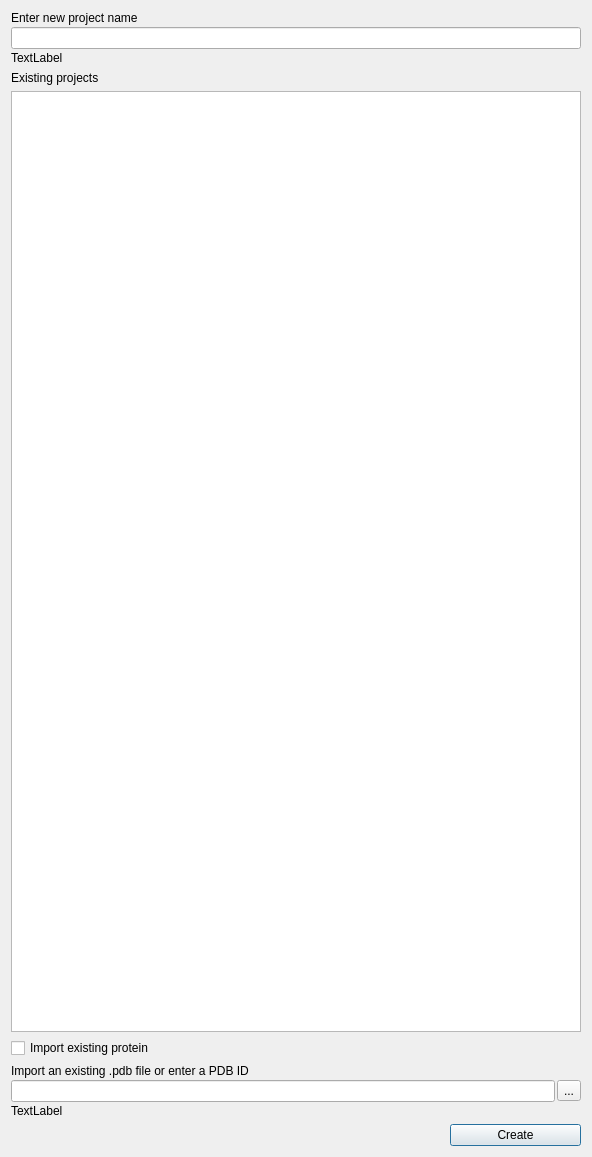
First picture: the form in pyssa/gui/ui/forms/create_project_view.ui, repository urban233/PySSA, before the edit.
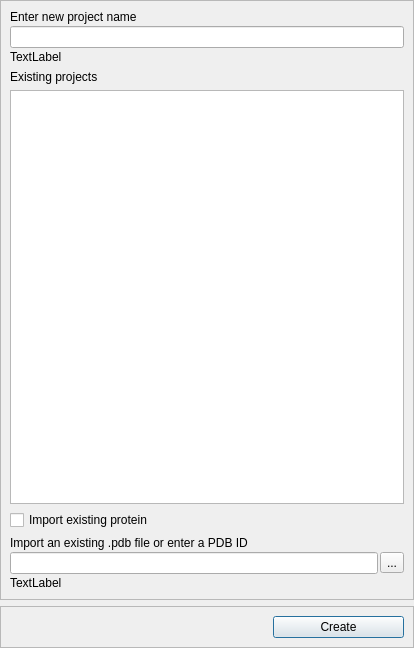
Second picture: the form after the edit.

Commit message: updated the constructor of the Protein class

The edit to the form file:
```diff
--- a/pyssa/gui/ui/forms/create_project_view.ui
+++ b/pyssa/gui/ui/forms/create_project_view.ui
@@ -6,13 +6,34 @@
    <rect>
     <x>0</x>
     <y>0</y>
-    <width>592</width>
-    <height>1157</height>
+    <width>414</width>
+    <height>648</height>
    </rect>
   </property>
   <property name="windowTitle">
    <string>Dialog</string>
   </property>
+  <layout class="QVBoxLayout" name="verticalLayout_4">
+   <property name="leftMargin">
+    <number>0</number>
+   </property>
+   <property name="topMargin">
+    <number>0</number>
+   </property>
+   <property name="rightMargin">
+    <number>0</number>
+   </property>
+   <property name="bottomMargin">
+    <number>0</number>
+   </property>
+   <item>
+    <widget class="QFrame" name="frame">
+     <property name="frameShape">
+      <enum>QFrame::StyledPanel</enum>
+     </property>
+     <property name="frameShadow">
+      <enum>QFrame::Raised</enum>
+     </property>
   <layout class="QVBoxLayout" name="verticalLayout_2">
    <item>
     <layout class="QVBoxLayout" name="verticalLayout_26">
@@ -106,8 +127,20 @@
      </item>
     </layout>
    </item>
+     </layout>
+    </widget>
+   </item>
    <item>
-    <layout class="QHBoxLayout" name="horizontalLayout_23">
+    <widget class="QFrame" name="frame_bottom">
+     <property name="frameShape">
+      <enum>QFrame::StyledPanel</enum>
+     </property>
+     <property name="frameShadow">
+      <enum>QFrame::Raised</enum>
+     </property>
+     <layout class="QVBoxLayout" name="verticalLayout_3">
+      <item>
+       <layout class="QHBoxLayout" name="horizontalLayout">
      <item>
       <spacer name="horizontalSpacer_10">
        <property name="orientation">
@@ -115,7 +148,7 @@
        </property>
        <property name="sizeHint" stdset="0">
         <size>
-         <width>198</width>
+            <width>148</width>
          <height>20</height>
         </size>
        </property>
@@ -135,6 +168,9 @@
       </widget>
      </item>
     </layout>
+      </item>
+     </layout>
+    </widget>
    </item>
   </layout>
  </widget>
```
Lines whose indentation alone changed are shown as unchanged. The commit also changes 16 other files.
